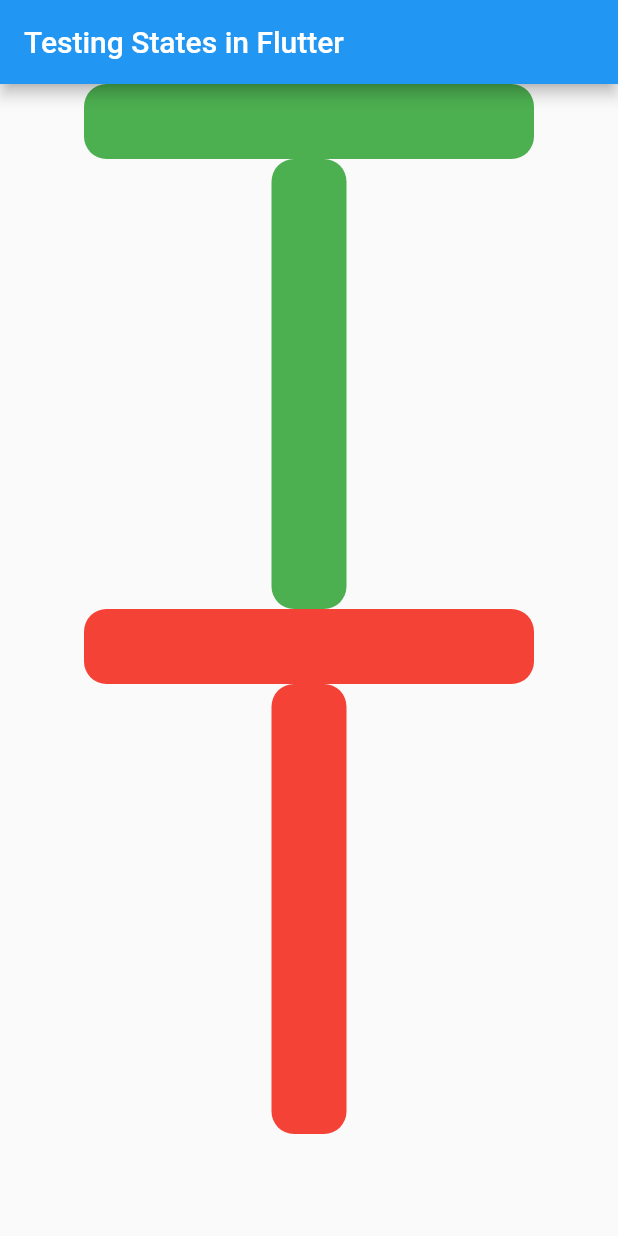
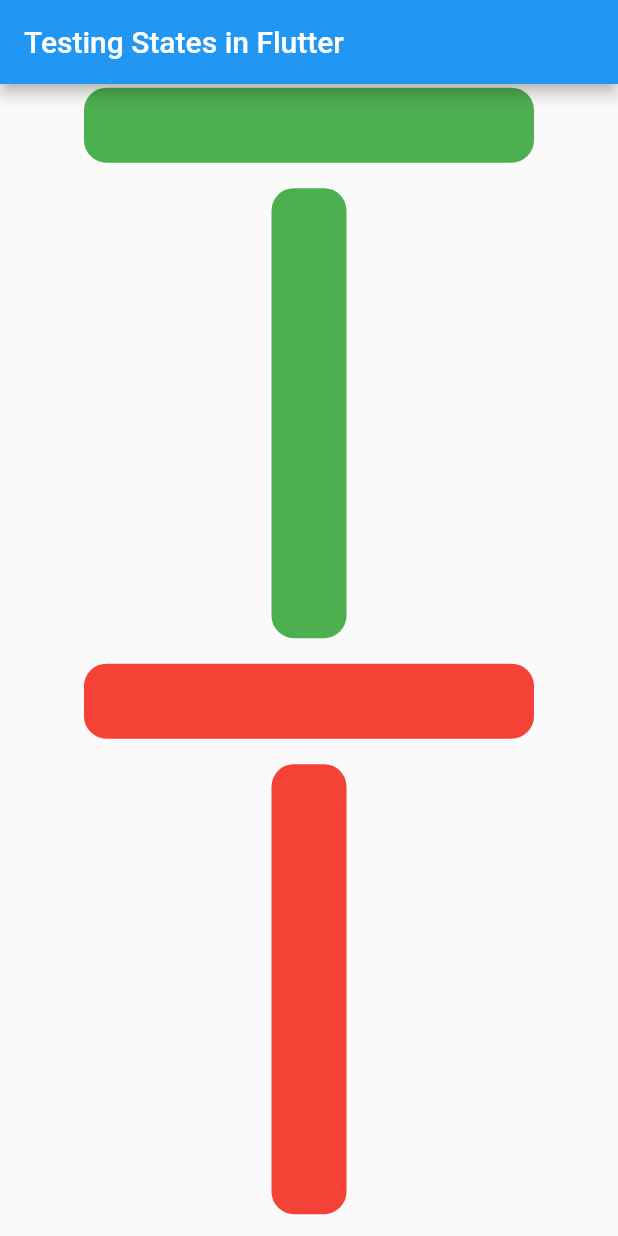
Before and after one commit to Chuset21/Labyrinth-Maker-Flutter, a Flutter app: the screen it shows after launch, on a phone screen of 412 x 824 dp. Run offline on Flutter 3.47's test engine with Material 2 defaults, Android fonts, the phone set to English and light mode, and no system bars.

Commit message:
Made changes to experiment with Flexible

```diff
--- a/lib/main.dart
+++ b/lib/main.dart
@@ -16,24 +16,46 @@ class MyApp extends StatelessWidget {
           title: const Text('Testing States in Flutter'),
         ),
         body: Center(
-          child: ListView(
-            children: const [
-              Center(
-                child: HorizontalBarrier(isOccupied: false),
+          child: Column(
+            children: const <Widget>[
+              Flexible(
+                flex: 1,
+                child: Center(
+                  child: HorizontalBarrier(isOccupied: false),
+                ),
               ),
-              Center(
-                child: VerticalBarrier(isOccupied: false),
+              Flexible(
+                flex: 6,
+                child: Center(
+                  child: VerticalBarrier(isOccupied: false),
+                ),
               ),
-              Center(
-                child: HorizontalBarrier(isOccupied: true),
+              Flexible(
+                flex: 1,
+                child: Center(
+                  child: HorizontalBarrier(isOccupied: true),
+                ),
               ),
-              Center(
-                child: VerticalBarrier(isOccupied: true),
+              Flexible(
+                flex: 6,
+                child: Center(
+                  child: VerticalBarrier(isOccupied: true),
+                ),
               ),
+              // Center(
+              //   child: VerticalBarrier(isOccupied: false),
+              // ),
+              // Center(
+              //   child: HorizontalBarrier(isOccupied: true),
+              // ),
+              // Center(
+              //   child: VerticalBarrier(isOccupied: true),
+              // ),
             ],
           ),
         ),
       ),
+      debugShowCheckedModeBanner: false,
     );
   }
 }
```
